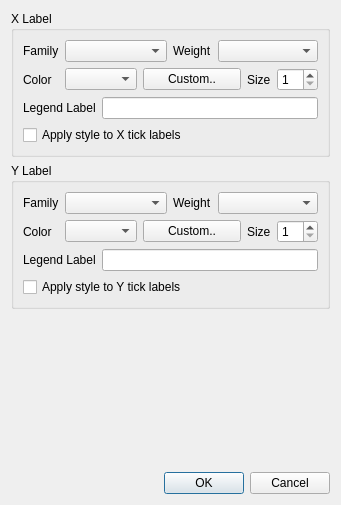
The window that src/sas/qtgui/Plotting/UI/PlotLabelPropertiesUI.ui (SasView/sasview) describes before a commit, drawn with Qt 5.
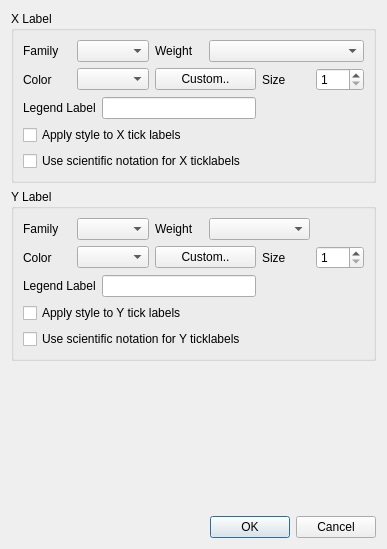
The same window after the commit. Icons and pictures are not drawn.

Diff of the .ui file:
```diff
--- a/src/sas/qtgui/Plotting/UI/PlotLabelPropertiesUI.ui
+++ b/src/sas/qtgui/Plotting/UI/PlotLabelPropertiesUI.ui
@@ -6,8 +6,8 @@
    <rect>
     <x>0</x>
     <y>0</y>
-    <width>341</width>
-    <height>505</height>
+    <width>387</width>
+    <height>549</height>
    </rect>
   </property>
   <property name="sizePolicy">
@@ -37,17 +37,17 @@
         </property>
        </widget>
       </item>
-      <item row="0" column="1" colspan="2">
+      <item row="0" column="1">
        <widget class="QComboBox" name="cbFont"/>
       </item>
-      <item row="0" column="3">
+      <item row="0" column="2">
        <widget class="QLabel" name="label_5">
         <property name="text">
          <string>Weight</string>
         </property>
        </widget>
       </item>
-      <item row="0" column="4" colspan="3">
+      <item row="0" column="3" colspan="3">
        <widget class="QComboBox" name="cbWeight"/>
       </item>
       <item row="1" column="0">
@@ -60,21 +60,21 @@
       <item row="1" column="1">
        <widget class="QComboBox" name="cbColor"/>
       </item>
-      <item row="1" column="2" colspan="3">
+      <item row="1" column="2" colspan="2">
        <widget class="QPushButton" name="cmdCustom">
         <property name="text">
          <string>Custom..</string>
         </property>
        </widget>
       </item>
-      <item row="1" column="5">
+      <item row="1" column="4">
        <widget class="QLabel" name="label_4">
         <property name="text">
          <string>Size</string>
         </property>
        </widget>
       </item>
-      <item row="1" column="6">
+      <item row="1" column="5">
        <widget class="QSpinBox" name="cbSize">
         <property name="minimum">
          <number>1</number>
@@ -84,7 +84,7 @@
         </property>
        </widget>
       </item>
-      <item row="2" column="0" colspan="7">
+      <item row="2" column="0" colspan="4">
        <layout class="QHBoxLayout" name="horizontalLayout">
         <item>
          <widget class="QLabel" name="label">
@@ -98,13 +98,20 @@
         </item>
        </layout>
       </item>
-      <item row="3" column="0" colspan="4">
+      <item row="3" column="0" colspan="3">
        <widget class="QCheckBox" name="chkTicks">
         <property name="text">
          <string>Apply style to X tick labels</string>
         </property>
        </widget>
       </item>
+      <item row="4" column="0" colspan="5">
+       <widget class="QCheckBox" name="chkScientific_x">
+        <property name="text">
+         <string>Use scientific notation for X ticklabels</string>
+        </property>
+       </widget>
+      </item>
      </layout>
     </widget>
    </item>
@@ -121,17 +128,17 @@
         </property>
        </widget>
       </item>
-      <item row="0" column="1" colspan="2">
+      <item row="0" column="1">
        <widget class="QComboBox" name="cbFont_y"/>
       </item>
-      <item row="0" column="3">
+      <item row="0" column="2">
        <widget class="QLabel" name="label_7">
         <property name="text">
          <string>Weight</string>
         </property>
        </widget>
       </item>
-      <item row="0" column="4" colspan="3">
+      <item row="0" column="3" colspan="2">
        <widget class="QComboBox" name="cbWeight_y"/>
       </item>
       <item row="1" column="0">
@@ -144,21 +151,21 @@
       <item row="1" column="1">
        <widget class="QComboBox" name="cbColor_y"/>
       </item>
-      <item row="1" column="2" colspan="3">
+      <item row="1" column="2" colspan="2">
        <widget class="QPushButton" name="cmdCustom_y">
         <property name="text">
          <string>Custom..</string>
         </property>
        </widget>
       </item>
-      <item row="1" column="5">
+      <item row="1" column="4">
        <widget class="QLabel" name="label_9">
         <property name="text">
          <string>Size</string>
         </property>
        </widget>
       </item>
-      <item row="1" column="6">
+      <item row="1" column="5">
        <widget class="QSpinBox" name="cbSize_y">
         <property name="minimum">
          <number>1</number>
@@ -168,7 +175,7 @@
         </property>
        </widget>
       </item>
-      <item row="2" column="0" colspan="7">
+      <item row="2" column="0" colspan="4">
        <layout class="QHBoxLayout" name="horizontalLayout_2">
         <item>
          <widget class="QLabel" name="label_10">
@@ -182,13 +189,20 @@
         </item>
        </layout>
       </item>
-      <item row="3" column="0" colspan="4">
+      <item row="3" column="0" colspan="3">
        <widget class="QCheckBox" name="chkTicks_y">
         <property name="text">
          <string>Apply style to Y tick labels</string>
         </property>
        </widget>
       </item>
+      <item row="4" column="0" colspan="5">
+       <widget class="QCheckBox" name="chkScientific_y">
+        <property name="text">
+         <string>Use scientific notation for Y ticklabels</string>
+        </property>
+       </widget>
+      </item>
      </layout>
     </widget>
    </item>
```
